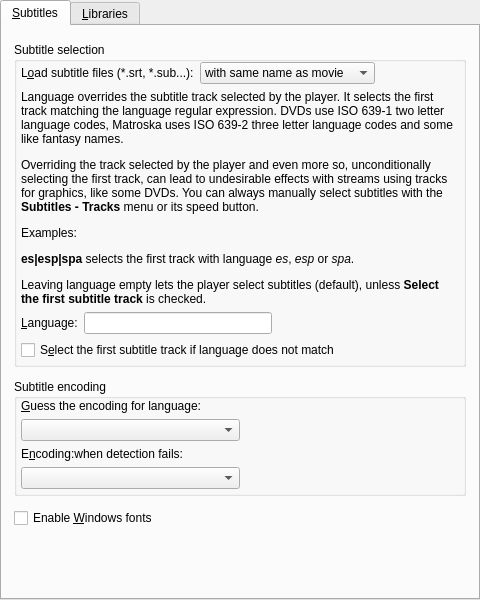
wilbert2000/wzplayer, file src/gui/pref/subtitles.ui: the form before one commit.
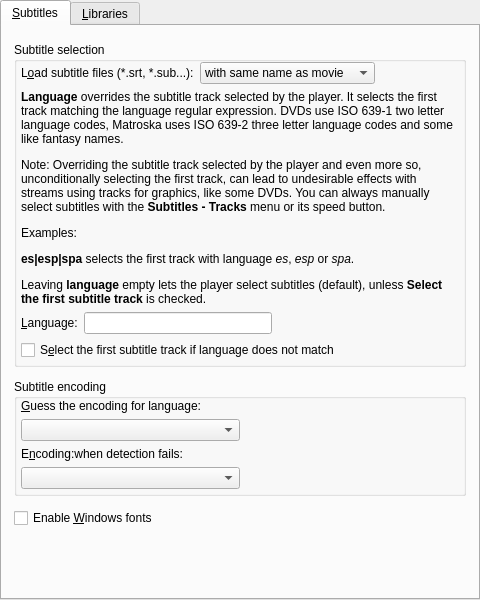
The form after the commit. Custom widgets are drawn as their Qt base class.

Patch:
```diff
--- a/src/gui/pref/subtitles.ui
+++ b/src/gui/pref/subtitles.ui
@@ -132,7 +132,7 @@
             <item>
              <widget class="QLabel" name="language_desc_label">
               <property name="text">
-               <string>&lt;html&gt;&lt;head/&gt;&lt;body&gt;&lt;p&gt;Language overrides the subtitle track selected by the player. It selects the first track matching the language regular expression. DVDs use ISO 639-1 two letter language codes, Matroska uses ISO 639-2 three letter language codes and some like fantasy names.&lt;/p&gt;&lt;p&gt;Overriding the track selected by the player and even more so, unconditionally selecting the first track, can lead to undesirable effects with streams using tracks for graphics, like some DVDs. You can always manually select subtitles with the &lt;span style=&quot; font-weight:600;&quot;&gt;Subtitles - Tracks&lt;/span&gt; menu or its speed button.&lt;/p&gt;&lt;p&gt;Examples:&lt;/p&gt;&lt;p&gt;&lt;span style=&quot; font-weight:600;&quot;&gt;es|esp|spa&lt;/span&gt; selects the first track with language &lt;span style=&quot; font-style:italic;&quot;&gt;es&lt;/span&gt;, &lt;span style=&quot; font-style:italic;&quot;&gt;esp&lt;/span&gt; or &lt;span style=&quot; font-style:italic;&quot;&gt;spa&lt;/span&gt;.&lt;/p&gt;&lt;p&gt;Leaving language empty lets the player select subtitles (default), unless &lt;span style=&quot; font-weight:600;&quot;&gt;Select the first subtitle track&lt;/span&gt; is checked.&lt;/p&gt;&lt;/body&gt;&lt;/html&gt;</string>
+               <string>&lt;html&gt;&lt;head/&gt;&lt;body&gt;&lt;p&gt;&lt;span style=&quot; font-weight:600;&quot;&gt;Language&lt;/span&gt; overrides the subtitle track selected by the player. It selects the first track matching the language regular expression. DVDs use ISO 639-1 two letter language codes, Matroska uses ISO 639-2 three letter language codes and some like fantasy names.&lt;/p&gt;&lt;p&gt;Note: Overriding the subtitle track selected by the player and even more so, unconditionally selecting the first track, can lead to undesirable effects with streams using tracks for graphics, like some DVDs. You can always manually select subtitles with the &lt;span style=&quot; font-weight:600;&quot;&gt;Subtitles - Tracks&lt;/span&gt; menu or its speed button.&lt;/p&gt;&lt;p&gt;Examples:&lt;/p&gt;&lt;p&gt;&lt;span style=&quot; font-weight:600;&quot;&gt;es|esp|spa&lt;/span&gt; selects the first track with language &lt;span style=&quot; font-style:italic;&quot;&gt;es&lt;/span&gt;, &lt;span style=&quot; font-style:italic;&quot;&gt;esp&lt;/span&gt; or &lt;span style=&quot; font-style:italic;&quot;&gt;spa&lt;/span&gt;.&lt;/p&gt;&lt;p&gt;Leaving &lt;span style=&quot; font-weight:600;&quot;&gt;language&lt;/span&gt; empty lets the player select subtitles (default), unless &lt;span style=&quot; font-weight:600;&quot;&gt;Select the first subtitle track&lt;/span&gt; is checked.&lt;/p&gt;&lt;/body&gt;&lt;/html&gt;</string>
               </property>
               <property name="wordWrap">
                <bool>true</bool>
```
